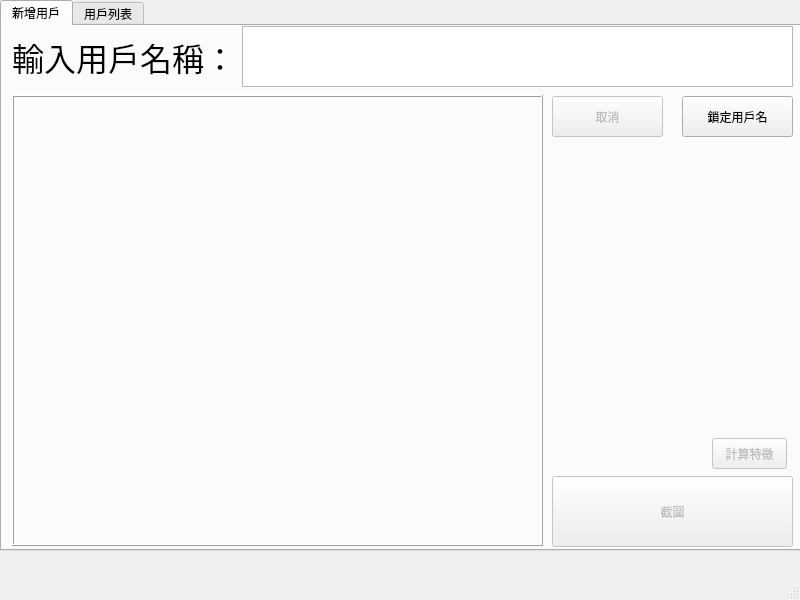
Qt form ui/main.ui (supercatex/FaceMS) before a commit.
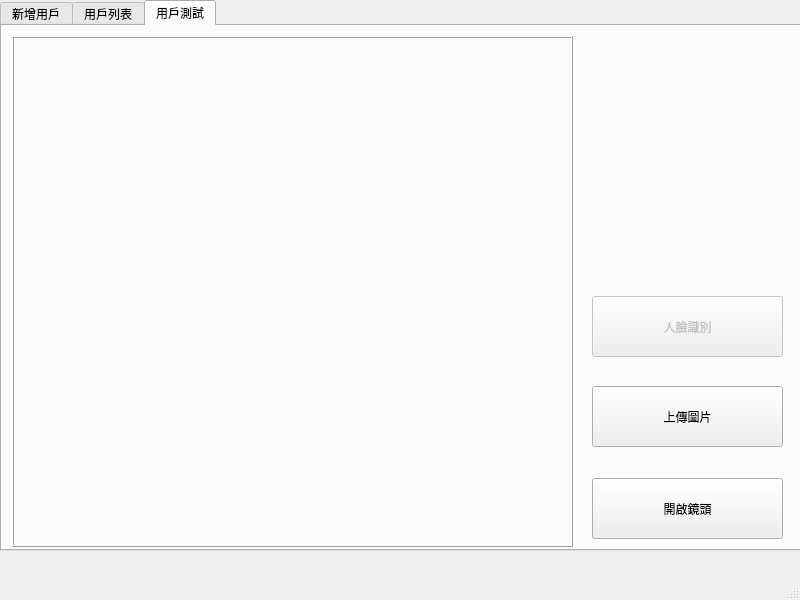
The same form after that commit. The open tabs and pages were chosen to show the change.

The edit to the form file:
```diff
--- a/ui/main.ui
+++ b/ui/main.ui
@@ -169,6 +169,99 @@
      <attribute name="title">
       <string>用戶列表</string>
      </attribute>
+     <widget class="QTreeView" name="tree_view">
+      <property name="geometry">
+       <rect>
+        <x>10</x>
+        <y>10</y>
+        <width>771</width>
+        <height>501</height>
+       </rect>
+      </property>
+      <property name="font">
+       <font>
+        <pointsize>24</pointsize>
+       </font>
+      </property>
+      <property name="editTriggers">
+       <set>QAbstractItemView::DoubleClicked</set>
+      </property>
+      <property name="selectionMode">
+       <enum>QAbstractItemView::SingleSelection</enum>
+      </property>
+      <property name="selectionBehavior">
+       <enum>QAbstractItemView::SelectRows</enum>
+      </property>
+      <property name="sortingEnabled">
+       <bool>false</bool>
+      </property>
+     </widget>
+    </widget>
+    <widget class="QWidget" name="tab_user_test">
+     <attribute name="title">
+      <string>用戶測試</string>
+     </attribute>
+     <widget class="QLabel" name="lab_test_image">
+      <property name="geometry">
+       <rect>
+        <x>10</x>
+        <y>10</y>
+        <width>561</width>
+        <height>511</height>
+       </rect>
+      </property>
+      <property name="frameShape">
+       <enum>QFrame::Box</enum>
+      </property>
+      <property name="frameShadow">
+       <enum>QFrame::Raised</enum>
+      </property>
+      <property name="text">
+       <string/>
+      </property>
+     </widget>
+     <widget class="QPushButton" name="btn_start">
+      <property name="geometry">
+       <rect>
+        <x>590</x>
+        <y>452</y>
+        <width>191</width>
+        <height>61</height>
+       </rect>
+      </property>
+      <property name="text">
+       <string>開啟鏡頭</string>
+      </property>
+     </widget>
+     <widget class="QPushButton" name="btn_recognize">
+      <property name="enabled">
+       <bool>false</bool>
+      </property>
+      <property name="geometry">
+       <rect>
+        <x>590</x>
+        <y>270</y>
+        <width>191</width>
+        <height>61</height>
+       </rect>
+      </property>
+      <property name="text">
+       <string>人臉識別</string>
+      </property>
+     </widget>
+     <widget class="QPushButton" name="btn_upload">
+      <property name="geometry">
+       <rect>
+        <x>590</x>
+        <y>360</y>
+        <width>191</width>
+        <height>61</height>
+       </rect>
+      </property>
+      <property name="text">
+       <string>上傳圖片</string>
+      </property>
+     </widget>
     </widget>
    </widget>
   </widget>
```
Left out of the diff: 6 changed lines with no effect on the pictures.
